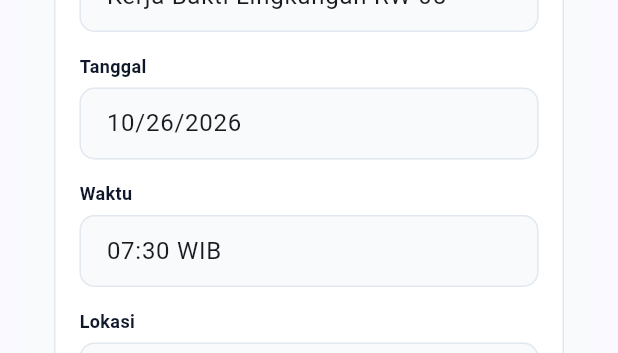
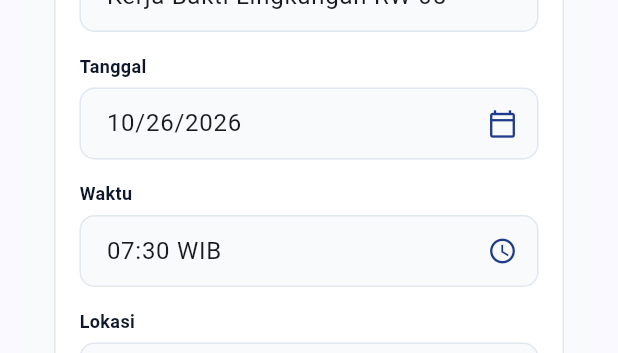
Before and after one commit to kelompok4-KH002/KarangKita, a Flutter app: the DialogTambahEditKegiatan widget shown alone on an empty page, opened directly with sample values from the repository, on a phone screen of 412 x 824 dp. Shown: the part 229-582 px from the top of the screen. Run offline on Flutter 3.47's test engine with Material 3 defaults, Android fonts, the phone set to English and light mode, and no system bars; our stand-ins replace cloud_firestore, firebase_auth, firebase_core, image_picker; accounts and stored records are empty.

Commit message:
integrasi pop-up calendar picker dan time picker interaktif

```diff
--- a/lib/kegiatan/admin/komponen/komponen_kegiatan_admin.dart
+++ b/lib/kegiatan/admin/komponen/komponen_kegiatan_admin.dart
@@ -69,7 +69,7 @@ final List<ModelKegiatanAdmin> dataKegiatanAwal = [
   ),
 ];
 
-// Dialog Form Tambah / Edit Kegiatan Presisi Sesuai Mockup Figma (`admin_pengurus_edit_kegiatan.png`)
+// Dialog Form Tambah / Edit Kegiatan dengan Calendar Picker Interaktif
 class DialogTambahEditKegiatan extends StatefulWidget {
   final ModelKegiatanAdmin? kegiatanEdit;
   final Function(ModelKegiatanAdmin) onSimpan;
@@ -95,15 +95,16 @@ class _DialogTambahEditKegiatanState extends State<DialogTambahEditKegiatan> {
   late TextEditingController _deskripsiController;
   late String _statusTerpilih;
   late String _kategoriTerpilih;
+  late DateTime _tanggalObj;
 
   @override
   void initState() {
     super.initState();
     final edit = widget.kegiatanEdit;
-    final tgl = edit?.tanggal ?? DateTime.now();
+    _tanggalObj = edit?.tanggal ?? DateTime.now();
     _judulController = TextEditingController(text: edit?.judul ?? '');
     _tanggalController = TextEditingController(
-      text: '${tgl.month}/${tgl.day}/${tgl.year}',
+      text: '${_tanggalObj.month}/${_tanggalObj.day}/${_tanggalObj.year}',
     );
     _waktuController = TextEditingController(text: edit?.waktu ?? '07:30 WIB');
     _lokasiController = TextEditingController(text: edit?.lokasi ?? 'Area Lingkungan RW 05 (RT 01 - 04)');
@@ -122,6 +123,58 @@ class _DialogTambahEditKegiatanState extends State<DialogTambahEditKegiatan> {
     _lokasiController.dispose();
     _deskripsiController.dispose();
     super.dispose();
+  }
+
+  // Buka kalender interaktif untuk memilih tanggal tanpa perlu ketik manual
+  void _pilihTanggal() async {
+    final tgl = await showDatePicker(
+      context: context,
+      initialDate: _tanggalObj,
+      firstDate: DateTime(2020),
+      lastDate: DateTime(2030),
+      builder: (context, child) {
+        return Theme(
+          data: Theme.of(context).copyWith(
+            colorScheme: const ColorScheme.light(
+              primary: AppColors.primary,
+            ),
+          ),
+          child: child!,
+        );
+      },
+    );
+    if (tgl != null) {
+      setState(() {
+        _tanggalObj = tgl;
+        _tanggalController.text = '${tgl.month}/${tgl.day}/${tgl.year}';
+      });
+    }
+  }
+
+  // Buka time picker interaktif untuk memilih jam
+  void _pilihWaktu() async {
+    final wkt = await showTimePicker(
+      context: context,
+      initialTime: const TimeOfDay(hour: 7, minute: 30),
+      builder: (context, child) {
+        return Theme(
+          data: Theme.of(context).copyWith(
+            colorScheme: const ColorScheme.light(
+              primary: AppColors.primary,
+            ),
+          ),
+          child: child!,
+        );
+      },
+    );
+    if (wkt != null) {
+      if (!mounted) return;
+      final jamStr = wkt.hour.toString().padLeft(2, '0');
+      final menitStr = wkt.minute.toString().padLeft(2, '0');
+      setState(() {
+        _waktuController.text = '$jamStr:$menitStr WIB';
+      });
+    }
   }
 
   @override
@@ -182,21 +235,31 @@ class _DialogTambahEditKegiatanState extends State<DialogTambahEditKegiatan> {
                       ),
                       const SizedBox(height: 14),
 
-                      // Tanggal
+                      // Tanggal (Pop-up Calendar Picker Interaktif)
                       _buildInputLabel('Tanggal'),
                       TextFormField(
                         controller: _tanggalController,
-                        decoration: _buildInputDecoration(hintText: 'MM/DD/YYYY'),
-                        validator: (val) => val == null || val.trim().isEmpty ? 'Tanggal wajib diisi' : null,
+                        readOnly: true,
+                        onTap: _pilihTanggal,
+                        decoration: _buildInputDecoration(
+                          hintText: 'Pilih tanggal di kalender',
+                          suffixIcon: const Icon(Icons.calendar_today_outlined, color: AppColors.primary, size: 20),
+                        ),
+                        validator: (val) => val == null || val.trim().isEmpty ? 'Tanggal wajib dipilih' : null,
                       ),
                       const SizedBox(height: 14),
 
-                      // Waktu
+                      // Waktu (Pop-up Time Picker Interaktif)
                       _buildInputLabel('Waktu'),
                       TextFormField(
                         controller: _waktuController,
-                        decoration: _buildInputDecoration(hintText: '07:30 WIB'),
-                        validator: (val) => val == null || val.trim().isEmpty ? 'Waktu wajib diisi' : null,
+                        readOnly: true,
+                        onTap: _pilihWaktu,
+                        decoration: _buildInputDecoration(
+                          hintText: 'Pilih jam kegiatan',
+                          suffixIcon: const Icon(Icons.access_time_outlined, color: AppColors.primary, size: 20),
+                        ),
+                        validator: (val) => val == null || val.trim().isEmpty ? 'Waktu wajib dipilih' : null,
                       ),
                       const SizedBox(height: 14),
 
@@ -330,7 +393,7 @@ class _DialogTambahEditKegiatanState extends State<DialogTambahEditKegiatan> {
                         final hasil = ModelKegiatanAdmin(
                           id: widget.kegiatanEdit?.id ?? DateTime.now().millisecondsSinceEpoch.toString(),
                           judul: _judulController.text.trim(),
-                          tanggal: DateTime.now(),
+                          tanggal: _tanggalObj,
                           waktu: _waktuController.text.trim(),
                           lokasi: _lokasiController.text.trim(),
                           kategori: _kategoriTerpilih,
@@ -416,11 +479,16 @@ class _DialogTambahEditKegiatanState extends State<DialogTambahEditKegiatan> {
     );
   }
 
-  static InputDecoration _buildInputDecoration({required String hintText, IconData? prefixIcon}) {
+  static InputDecoration _buildInputDecoration({
+    required String hintText,
+    IconData? prefixIcon,
+    Widget? suffixIcon,
+  }) {
     return InputDecoration(
       hintText: hintText,
       hintStyle: const TextStyle(color: AppColors.textMuted, fontSize: 13),
       prefixIcon: prefixIcon != null ? Icon(prefixIcon, color: AppColors.primary, size: 18) : null,
+      suffixIcon: suffixIcon,
       filled: true,
       fillColor: const Color(0xFFF8FAFC),
       contentPadding: const EdgeInsets.symmetric(horizontal: 14, vertical: 12),
```
